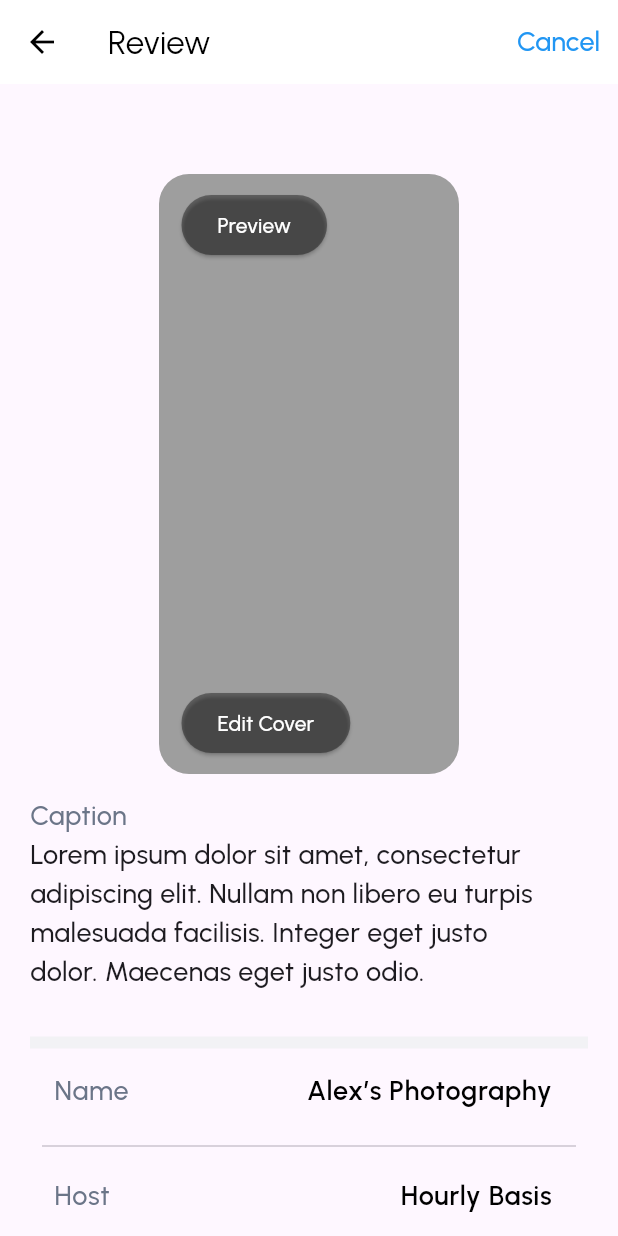
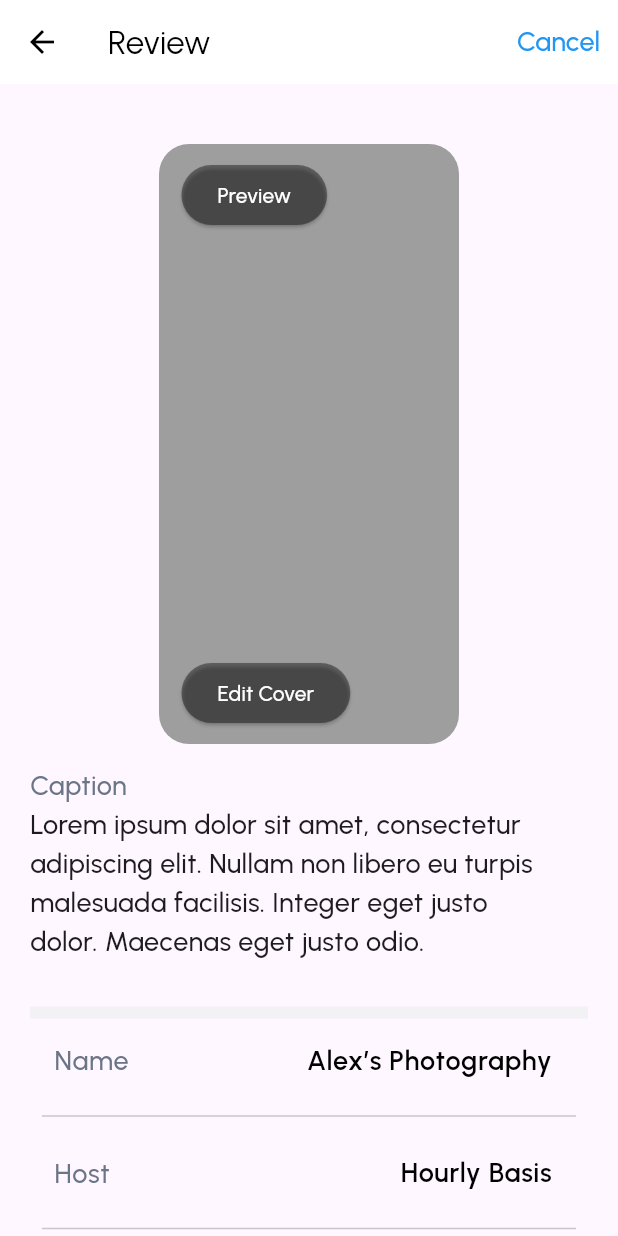
Before and after one commit to faisal-fardin/Figma-To-Convert-Flutter, a Flutter app: the screen it shows after launch, on a phone screen of 412 x 824 dp. Run offline on Flutter 3.47's test engine with Material 3 defaults, Android fonts, the phone set to English and light mode, and no system bars; our stand-ins replace google_fonts, image_picker, multi_select_flutter; missing offline and left inert: time_range.

Commit message:
Something update

```diff
--- a/lib/review/custom_widget/item_details.dart
+++ b/lib/review/custom_widget/item_details.dart
@@ -16,7 +16,7 @@ class CustomDetails extends StatelessWidget {
   Widget build(BuildContext context) {
     return Container(
       width: 450,
-      height: 70,
+      height: 75,
       child: Column(
         mainAxisAlignment: MainAxisAlignment.start,
         crossAxisAlignment: CrossAxisAlignment.start,
--- a/lib/review/review.dart
+++ b/lib/review/review.dart
@@ -1,6 +1,4 @@
 import 'package:flutter/material.dart';
-
-import '../style.dart';
 import 'custom_widget/Inst_requi.dart';
 import 'custom_widget/item_details.dart';
 
@@ -43,7 +41,7 @@ class _ReviewScreenState extends State<ReviewScreen> {
               crossAxisAlignment: CrossAxisAlignment.start,
               children: [
                 const SizedBox(
-                  height: 40,
+                  height: 20,
                 ),
                 Center(
                   child: Stack(
@@ -149,9 +147,9 @@ class _ReviewScreenState extends State<ReviewScreen> {
                   title: 'Location',
                   trailing: '',
                 ),
-                SizedBox(height: 30,),
+                const SizedBox(height: 30,),
                 const Inst_Requ(title: 'Instructions',),
-                SizedBox(height: 30,),
+                const SizedBox(height: 30,),
                 const Inst_Requ(title: 'Requirements',),
               ],
             ),
```
